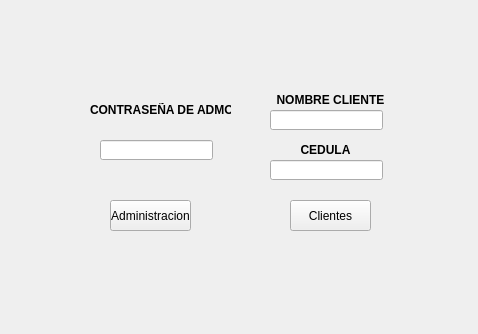
The window that ParcialInfo/entrada.ui (davidmonsalvep/ExamenINFO2) describes before a commit, drawn with Qt 5.
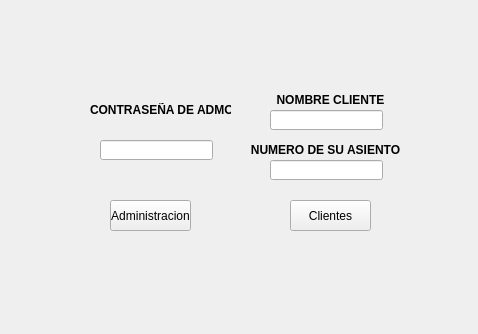
The same window after the commit. Icons and pictures are not drawn.

Patch:
```diff
--- a/ParcialInfo/entrada.ui
+++ b/ParcialInfo/entrada.ui
@@ -113,14 +113,14 @@
   <widget class="QLabel" name="labnombre_2">
    <property name="geometry">
     <rect>
-     <x>280</x>
+     <x>250</x>
      <y>140</y>
-     <width>91</width>
+     <width>151</width>
      <height>21</height>
     </rect>
    </property>
    <property name="text">
-    <string>&lt;html&gt;&lt;head/&gt;&lt;body&gt;&lt;p align=&quot;center&quot;&gt;&lt;span style=&quot; font-weight:600;&quot;&gt;CEDULA&lt;/span&gt;&lt;/p&gt;&lt;/body&gt;&lt;/html&gt;</string>
+    <string>&lt;html&gt;&lt;head/&gt;&lt;body&gt;&lt;p align=&quot;center&quot;&gt;&lt;span style=&quot; font-weight:600;&quot;&gt;NUMERO DE SU ASIENTO&lt;/span&gt;&lt;/p&gt;&lt;/body&gt;&lt;/html&gt;</string>
    </property>
   </widget>
   <widget class="QLineEdit" name="cedula">
```
Left out of the diff: 2 changed lines with no effect on the pictures.
